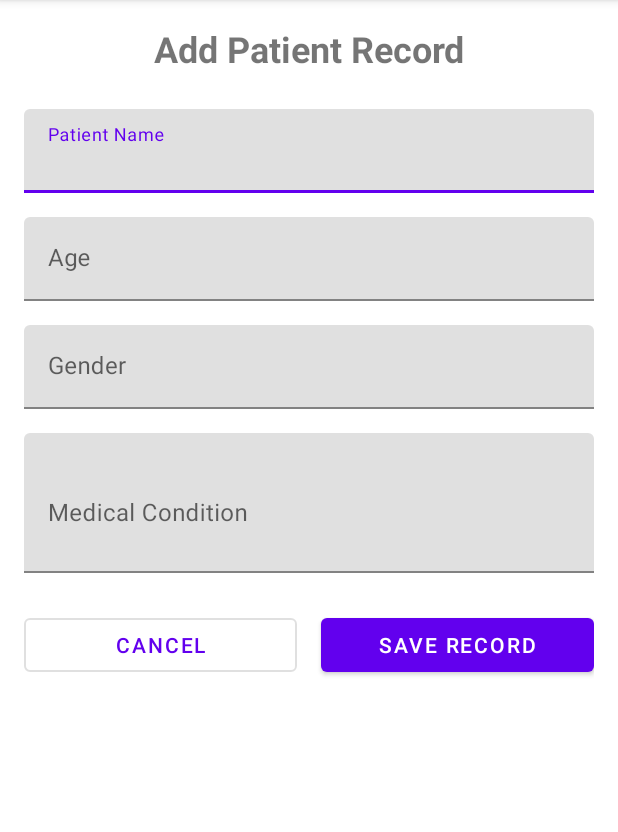
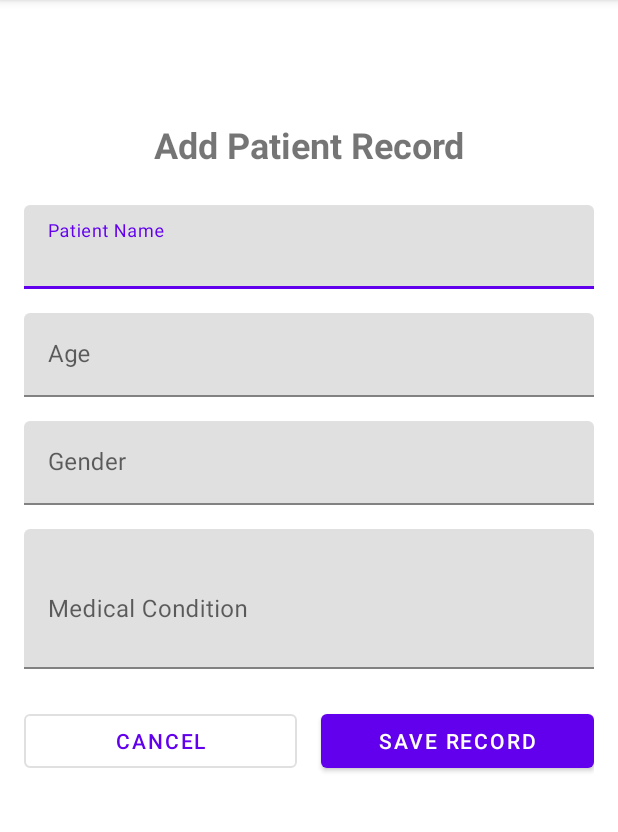
Before and after one commit to SP-Sauce/HospitalAidHackathon, an Android app: the AddRecordActivity screen opened directly, with no data from a screen before it, on a phone screen of 412 x 824 dp, the part 84-916 px from its top. Run offline under Robolectric (Android 15) with nearby library versions, the phone set to English and light mode, and no system bars; our stand-ins replace Room's generated code.

Commit message:
changed new record form layout

```diff
--- a/app/src/main/res/layout/activity_add_record.xml
+++ b/app/src/main/res/layout/activity_add_record.xml
@@ -9,6 +9,11 @@
         android:layout_width="match_parent"
         android:layout_height="wrap_content"
         android:orientation="vertical">
+
+        <!-- Spacer to push content down -->
+        <View
+            android:layout_width="match_parent"
+            android:layout_height="64dp" />
 
         <TextView
             android:layout_width="match_parent"
@@ -30,7 +35,6 @@
                 android:layout_height="wrap_content"
                 android:hint="Patient Name"
                 android:inputType="textPersonName" />
-
         </com.google.android.material.textfield.TextInputLayout>
 
         <com.google.android.material.textfield.TextInputLayout
@@ -44,7 +48,6 @@
                 android:layout_height="wrap_content"
                 android:hint="Age"
                 android:inputType="number" />
-
         </com.google.android.material.textfield.TextInputLayout>
 
         <com.google.android.material.textfield.TextInputLayout
@@ -58,7 +61,6 @@
                 android:layout_height="wrap_content"
                 android:hint="Gender"
                 android:inputType="text" />
-
         </com.google.android.material.textfield.TextInputLayout>
 
         <com.google.android.material.textfield.TextInputLayout
@@ -73,7 +75,6 @@
                 android:hint="Medical Condition"
                 android:inputType="textMultiLine"
                 android:lines="3" />
-
         </com.google.android.material.textfield.TextInputLayout>
 
         <LinearLayout
@@ -98,7 +99,6 @@
                 android:layout_weight="1"
                 android:text="Save Record"
                 android:layout_marginStart="8dp" />
-
         </LinearLayout>
 
     </LinearLayout>
```
